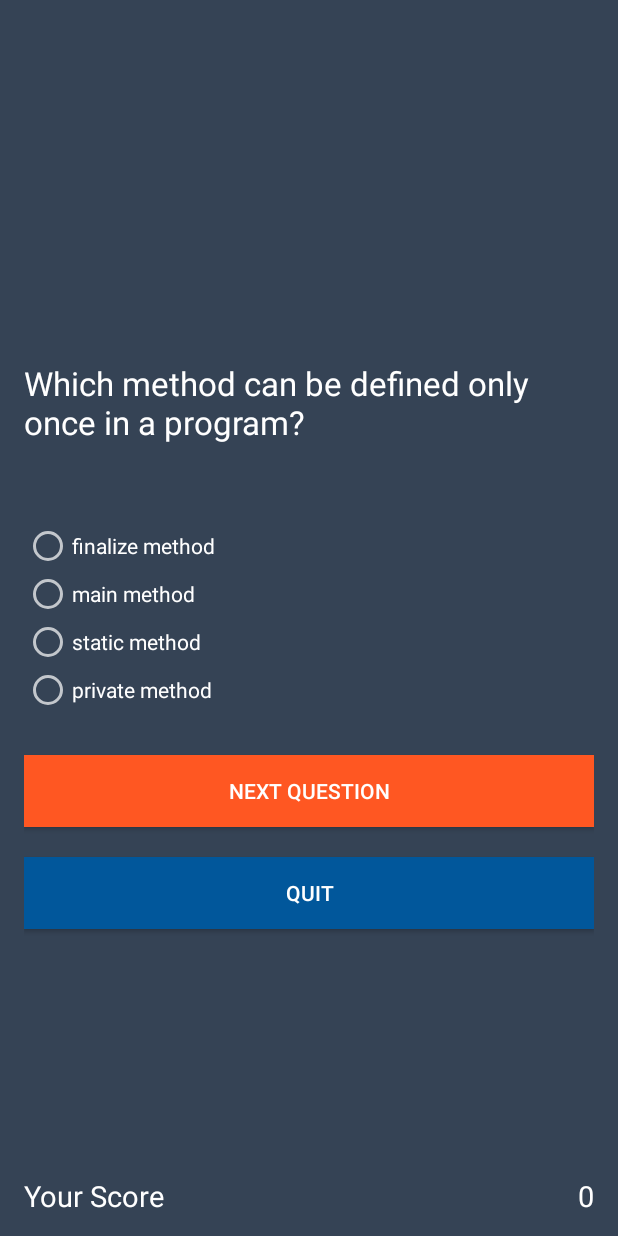
After one commit to peyyalaamala/POC, an Android app: the QuizActivity screen opened directly, with no data from a screen before it, on a phone screen of 412 x 824 dp. The commit adds this screen. Run offline under Robolectric (Android 15) with nearby library versions, the phone set to English and light mode, and no system bars.

Commit message:
Quiz Activity screens and functionality added

```diff
--- a/StopMindlessScrolling/app/src/main/AndroidManifest.xml
+++ b/StopMindlessScrolling/app/src/main/AndroidManifest.xml
@@ -40,6 +40,12 @@
         <activity
             android:name=".views.ConfigureAppsActivity"
             android:theme="@style/Theme.AppCompat.NoActionBar" />
+        <activity
+            android:name=".views.ResultActivity"
+            android:theme="@style/Theme.AppCompat.NoActionBar" />
+        <activity
+            android:name=".views.QuizActivity"
+            android:theme="@style/Theme.AppCompat.NoActionBar" />
 
         <service android:name=".service.MonitorService" />
 
--- /dev/null
+++ b/StopMindlessScrolling/app/src/main/java/com/example/stopmindlessscrolling/views/QuizActivity.java
@@ -0,0 +1,129 @@
+package com.example.stopmindlessscrolling.views;
+
+import android.content.res.ColorStateList;
+import android.graphics.Color;
+import androidx.appcompat.app.AppCompatActivity;
+import android.os.Bundle;
+import android.view.View;
+import android.widget.Button;
+import android.widget.RadioButton;
+import android.widget.RadioGroup;
+import android.widget.TextView;
+import android.widget.Toast;
+
+import java.util.Collections;
+import java.util.List;
+import com.example.stopmindlessscrolling.R;
+import android.content.Intent;
+public class QuizActivity extends AppCompatActivity {
+    TextView tv;
+    Button submitbutton, quitbutton;
+    RadioGroup radio_g;
+    RadioButton rb1,rb2,rb3,rb4;
+
+    String questions[] = {
+            "Which method can be defined only once in a program?",
+            "Which of these is not a bitwise operator?",
+            "Which keyword is used by method to refer to the object that invoked it?",
+            "Which of these keywords is used to define interfaces in Java?",
+            "Which of these access specifiers can be used for an interface?",
+            "Which of the following is correct way of importing an entire package ‘pkg’?",
+            "What is the return type of Constructors?",
+            "Which of the following package stores all the standard java classes?",
+            "Which of these method of class String is used to compare two String objects for their equality?",
+            "An expression involving byte, int, & literal numbers is promoted to which of these?"
+    };
+    String answers[] = {"main method","<=","this","interface","public","import pkg.*","None of the mentioned","java","equals()","int"};
+    String opt[] = {
+            "finalize method","main method","static method","private method",
+            "&","&=","|=","<=",
+            "import","this","catch","abstract",
+            "Interface","interface","intf","Intf",
+            "public","protected","private","All of the mentioned",
+            "Import pkg.","import pkg.*","Import pkg.*","import pkg.",
+            "int","float","void","None of the mentioned",
+            "lang","java","util","java.packages",
+            "equals()","Equals()","isequal()","Isequal()",
+            "int","long","byte","float"
+    };
+    int flag=0;
+    public static int marks=0,correct=0,wrong=0;
+    @Override
+    protected void onCreate(Bundle savedInstanceState) {
+        super.onCreate(savedInstanceState);
+        setContentView(R.layout.activity_quiz);
+
+        final TextView score = (TextView)findViewById(R.id.textView4);
+        TextView textView=(TextView)findViewById(R.id.DispName);
+        Intent intent = getIntent();
+
+
+        submitbutton=(Button)findViewById(R.id.button3);
+        quitbutton=(Button)findViewById(R.id.buttonquit);
+        tv=(TextView) findViewById(R.id.tvque);
+
+        radio_g=(RadioGroup)findViewById(R.id.answersgrp);
+        rb1=(RadioButton)findViewById(R.id.radioButton);
+        rb2=(RadioButton)findViewById(R.id.radioButton2);
+        rb3=(RadioButton)findViewById(R.id.radioButton3);
+        rb4=(RadioButton)findViewById(R.id.radioButton4);
+        tv.setText(questions[flag]);
+        rb1.setText(opt[0]);
+        rb2.setText(opt[1]);
+        rb3.setText(opt[2]);
+        rb4.setText(opt[3]);
+        submitbutton.setOnClickListener(new View.OnClickListener() {
+            @Override
+            public void onClick(View v) {
+                //int color = mBackgroundColor.getColor();
+                //mLayout.setBackgroundColor(color);
+
+                if(radio_g.getCheckedRadioButtonId()==-1)
+                {
+                    Toast.makeText(getApplicationContext(), "Please select one choice", Toast.LENGTH_SHORT).show();
+                    return;
+                }
+                RadioButton uans = (RadioButton) findViewById(radio_g.getCheckedRadioButtonId());
+                String ansText = uans.getText().toString();
+//                Toast.makeText(getApplicationContext(), ansText, Toast.LENGTH_SHORT).show();
+                if(ansText.equals(answers[flag])) {
+                    correct++;
+                    Toast.makeText(getApplicationContext(), "Correct", Toast.LENGTH_SHORT).show();
+                }
+                else {
+                    wrong++;
+                    Toast.makeText(getApplicationContext(), "Wrong", Toast.LENGTH_SHORT).show();
+                }
+
+                flag++;
+
+                if (score != null)
+                    score.setText(""+correct);
+
+                if(flag<questions.length)
+                {
+                    tv.setText(questions[flag]);
+                    rb1.setText(opt[flag*4]);
+                    rb2.setText(opt[flag*4 +1]);
+                    rb3.setText(opt[flag*4 +2]);
+                    rb4.setText(opt[flag*4 +3]);
+                }
+                else
+                {
+                    marks=correct;
+                    Intent in = new Intent(getApplicationContext(),ResultActivity.class);
+                    startActivity(in);
+                }
+                radio_g.clearCheck();
+            }
+        });
+
+        quitbutton.setOnClickListener(new View.OnClickListener() {
+            @Override
+            public void onClick(View v) {
+                Intent intent=new Intent(getApplicationContext(),ResultActivity.class);
+                startActivity(intent);
+            }
+        });
+    }
+}
--- /dev/null
+++ b/StopMindlessScrolling/app/src/main/res/layout/activity_quiz.xml
@@ -0,0 +1,123 @@
+<?xml version="1.0" encoding="utf-8"?>
+<RelativeLayout xmlns:android="http://schemas.android.com/apk/res/android"
+    xmlns:tools="http://schemas.android.com/tools"
+    android:layout_width="match_parent"
+    android:layout_height="match_parent"
+    android:paddingBottom="@dimen/activity_vertical_margin"
+    android:paddingLeft="@dimen/activity_horizontal_margin"
+    android:paddingRight="@dimen/activity_horizontal_margin"
+    android:paddingTop="@dimen/activity_vertical_margin"
+    android:background="@color/colorPrimary"
+    >
+
+    <TextView
+        android:layout_width="200dp"
+        android:layout_height="wrap_content"
+        android:textAppearance="?android:attr/textAppearanceLarge"
+        android:id="@+id/DispName"
+        android:textColor="@color/accent_material_light"
+        android:layout_alignParentTop="true"
+        android:layout_alignParentLeft="true"
+        android:layout_alignParentStart="true" />
+
+    <RadioGroup
+        android:layout_width="wrap_content"
+        android:layout_height="wrap_content"
+        android:layout_alignLeft="@+id/DispName"
+        android:layout_alignStart="@+id/DispName"
+        android:id="@+id/answersgrp"
+        android:clickable="true"
+        android:layout_centerVertical="true">
+        <!--android:layout-->
+        <!--android:checkedButton="@+id/radioButton"-->
+
+
+        <RadioButton
+            android:layout_width="wrap_content"
+            android:layout_height="wrap_content"
+            android:text="A"
+            android:id="@+id/radioButton"
+            android:checked="false"
+            />
+
+        <RadioButton
+            android:layout_width="wrap_content"
+            android:layout_height="wrap_content"
+            android:text="B"
+            android:id="@+id/radioButton2"
+            android:checked="false" />
+
+        <RadioButton
+            android:layout_width="wrap_content"
+            android:layout_height="wrap_content"
+            android:text="C"
+            android:id="@+id/radioButton3"
+            android:checked="false" />
+
+        <RadioButton
+            android:layout_width="wrap_content"
+            android:layout_height="wrap_content"
+            android:text="D"
+            android:id="@+id/radioButton4"
+            android:checked="false" />
+
+    </RadioGroup>
+
+    <Button
+        android:layout_width="match_parent"
+        android:layout_height="wrap_content"
+        android:text="Next Question"
+        android:id="@+id/button3"
+        android:layout_marginTop="27dp"
+        android:layout_below="@+id/answersgrp"
+        android:layout_alignParentRight="true"
+        android:layout_alignParentEnd="true"
+        android:background="#FF5722"
+        android:textColor="#ffffff"/>
+
+    <Button
+        android:layout_width="match_parent"
+        android:layout_height="wrap_content"
+        android:text="Quit"
+        android:id="@+id/buttonquit"
+        android:layout_marginTop="20dp"
+        android:layout_below="@+id/button3"
+        android:layout_alignParentRight="true"
+        android:layout_alignParentEnd="true"
+        android:background="#01579B"
+        android:textColor="#ffffff" />
+
+    <TextView
+        android:layout_width="wrap_content"
+        android:layout_height="wrap_content"
+        android:textAppearance="?android:attr/textAppearanceLarge"
+        android:text="Questions"
+        android:id="@+id/tvque"
+        android:layout_marginBottom="52dp"
+        android:layout_above="@+id/answersgrp"
+        android:layout_alignParentLeft="true"
+        android:layout_alignParentStart="true" />
+
+    <TextView
+        android:id="@+id/textView3"
+        android:layout_width="wrap_content"
+        android:layout_height="24dp"
+        android:layout_alignParentLeft="true"
+        android:layout_alignParentBottom="true"
+        android:text="Your Score"
+        android:textAppearance="@color/abc_background_cache_hint_selector_material_dark"
+        android:textColor="#FFFF"
+        android:textSize="19dp" />
+    <TextView
+        android:layout_width="wrap_content"
+        android:layout_height="24dp"
+        android:textAppearance="@color/abc_background_cache_hint_selector_material_dark"
+        android:id="@+id/textView4"
+        android:text="0"
+        android:textColor="#FFFF"
+        android:layout_alignParentBottom="true"
+        android:textAlignment="center"
+        android:layout_alignParentRight="true"
+        android:textSize="19dp" />
+
+</RelativeLayout>
--- a/StopMindlessScrolling/app/src/main/res/values/colors.xml
+++ b/StopMindlessScrolling/app/src/main/res/values/colors.xml
@@ -22,4 +22,5 @@
     <color name="colorBackground">#FFFFFF</color>
     <color name="colorTextPrimary">#FFFFFF</color>
     <color name="red">#D6372B</color>
+
 </resources>
```
Also changed, not shown: StopMindlessScrolling/app/src/main/java/com/example/stopmindlessscrolling/views/ResultActivity.java (added, +46 -0 lines), StopMindlessScrolling/app/src/main/res/layout/activity_result.xml (added, +73 -0 lines).
